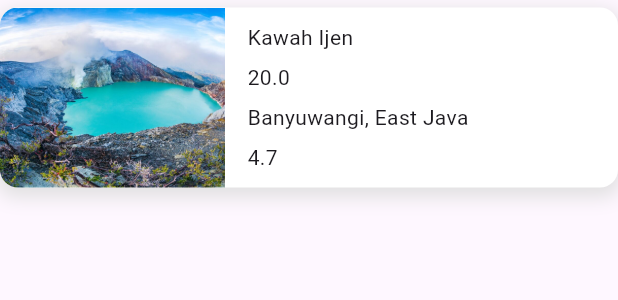
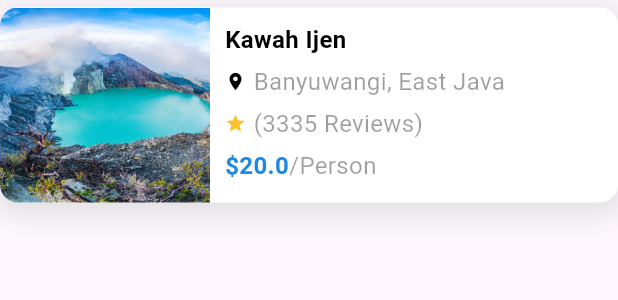
Before and after one commit to IBRHMHMDY/travel_app_ui, a Flutter app: the RecommendationsPlaces widget shown alone on an empty page, opened directly with sample values from the repository, on a phone screen of 412 x 824 dp. Shown: the top 300 px of the screen. Run offline on Flutter 3.47's test engine with Material 3 defaults, Android fonts, the phone set to English and light mode, and no system bars; our stand-ins replace google_fonts.

Commit message:
Finish Style Recommentdation Card in Home Page

```diff
--- a/lib/core/constants/colors.dart
+++ b/lib/core/constants/colors.dart
@@ -2,7 +2,7 @@ import 'package:flutter/material.dart';
 
 class AppColors {
   // الألوان الأساسية
-  static const Color primaryBlue = Color(0xFF0284C7);
+  static const Color primary = Color.fromARGB(255,236,237,239);
   static const Color darkBlue = Color(0xFF0F172A);
   static const Color white = Color(0xFFFFFFFF);
   static const Color black = Color(0xFF000000);
--- a/lib/features/detail/screens/detail_screen.dart
+++ b/lib/features/detail/screens/detail_screen.dart
@@ -1,10 +1,18 @@
 import 'package:flutter/material.dart';
+import 'package:travel_app_ui/core/constants/colors.dart';
+import 'package:travel_app_ui/data/models/tourist_place.dart';
 
-class DetailScreen extends StatelessWidget {
-  const DetailScreen({super.key});
+class DetailScreen extends StatefulWidget {
+  final TouristPlace selectedPlace;
+  const DetailScreen({super.key, required this.selectedPlace});
 
   @override
+  State<DetailScreen> createState() => _DetailScreenState();
+}
+
+class _DetailScreenState extends State<DetailScreen> {
+  @override
   Widget build(BuildContext context) {
-    return Scaffold();
+    return Scaffold(backgroundColor: AppColors.primary);
   }
 }
--- a/lib/features/home/screens/home_screen.dart
+++ b/lib/features/home/screens/home_screen.dart
@@ -1,6 +1,8 @@
 import 'package:flutter/material.dart';
+import 'package:travel_app_ui/core/constants/colors.dart';
 import 'package:travel_app_ui/data/dummy/places_data.dart';
 import 'package:travel_app_ui/data/models/tourist_place.dart';
+import 'package:travel_app_ui/features/detail/screens/detail_screen.dart';
 import 'package:travel_app_ui/features/home/widgets/popular_places.dart';
 import 'package:travel_app_ui/features/home/widgets/recommendations_places.dart';
 import 'package:travel_app_ui/shared/widgets/bottom_bar.dart';
@@ -24,6 +26,7 @@ class _HomeScreenState extends State<HomeScreen> {
   @override
   Widget build(BuildContext context) {
     return Scaffold(
+      backgroundColor: AppColors.primary,
       appBar: AppBar(
         title: Row(
           mainAxisAlignment: MainAxisAlignment.spaceBetween,
@@ -61,14 +64,17 @@ class _HomeScreenState extends State<HomeScreen> {
                   horizontal: 15,
                 ),
                 child: SizedBox(
-                  height: 140,
+                  height: 160,
                   child: ListView.builder(
                     scrollDirection: Axis.horizontal,
                     itemCount: popular.length,
                     itemBuilder: (context, index) => Padding(
                       padding: const EdgeInsets.only(right: 15),
                       child: GestureDetector(
-                        onTap: () {},
+                        onTap: () => MaterialPageRoute(
+                          builder: (_) =>
+                              DetailScreen(selectedPlace: popular[index]),
+                        ),
                         child: PopularPlaces(destination: popular[index]),
                       ),
                     ),
@@ -89,7 +95,10 @@ class _HomeScreenState extends State<HomeScreen> {
                   vertical: 5,
                 ),
                 child: GestureDetector(
-                  onTap: () {},
+                  onTap: () => MaterialPageRoute(
+                    builder: (_) =>
+                        DetailScreen(selectedPlace: recommendation[index]),
+                  ),
                   child: RecommendationsPlaces(
                     destination: recommendation[index],
                   ),
@@ -97,10 +106,7 @@ class _HomeScreenState extends State<HomeScreen> {
               ),
             ),
           ),
-          Align(
-            alignment: Alignment.bottomCenter,
-            child: BottomBar(),
-          )
+          Align(alignment: Alignment.bottomCenter, child: BottomBar()),
         ],
       ),
     );
--- a/lib/features/home/widgets/recommendations_places.dart
+++ b/lib/features/home/widgets/recommendations_places.dart
@@ -10,26 +10,24 @@ class RecommendationsPlaces extends StatelessWidget {
     return Padding(
       padding: const EdgeInsets.symmetric(vertical: 5),
       child: Container(
-        height: 120,
+        height: 130,
         decoration: BoxDecoration(
           borderRadius: BorderRadius.circular(12),
           color: Colors.white,
           boxShadow: [
             BoxShadow(
               color: Colors.grey.shade300, // لون ناعم وشفاف
-              spreadRadius: 2,
-              blurRadius: 10,
+              spreadRadius: 4,
+              blurRadius: 15,
               offset: Offset(0, 4), // يتحرك لأسفل قليلاً
             ),
           ],
         ),
         child: Row(
-          mainAxisAlignment: MainAxisAlignment.start,
-          crossAxisAlignment: CrossAxisAlignment.start,
           children: [
             Container(
-              height: 120,
-              width: 150,
+              height: 130,
+              width: 140,
               decoration: BoxDecoration(
                 borderRadius: BorderRadius.only(
                   topLeft: Radius.circular(12),
@@ -42,15 +40,81 @@ class RecommendationsPlaces extends StatelessWidget {
               ),
             ),
             Padding(
-              padding: const EdgeInsets.symmetric(horizontal: 15, vertical: 10),
-              child: Column(
-                mainAxisAlignment: MainAxisAlignment.spaceBetween,
-                crossAxisAlignment: CrossAxisAlignment.start,
+              padding: const EdgeInsets.all(10),
+              child: Row(
+                mainAxisAlignment: MainAxisAlignment.center,
                 children: [
-                  Text(destination.name),
-                  Text(destination.price.toString()),
-                  Text(destination.location),
-                  Text(destination.rating.toString()),
+                  Column(
+                    crossAxisAlignment: CrossAxisAlignment.start,
+                    children: [
+                      Text(
+                        destination.name,
+                        style: TextStyle(
+                          color: Colors.black,
+                          fontSize: 16,
+                          fontWeight: FontWeight.w700,
+                        ),
+                      ),
+                      SizedBox(height: 5),
+                      Row(
+                        children: [
+                          Icon(
+                            Icons.location_on,
+                            size: 14,
+                            color: Colors.black,
+                          ),
+                          SizedBox(width: 5),
+                          Text(
+                            destination.location,
+                            style: TextStyle(
+                              color: Colors.black38,
+                              fontSize: 16,
+                            ),
+                          ),
+                        ],
+                      ),
+                      SizedBox(height: 5),
+                      Row(
+                        children: [
+                          Icon(
+                            Icons.star,
+                            color: Colors.yellow.shade700,
+                            size: 14,
+                          ),
+                          SizedBox(width: 5),
+                          Text(
+                            "(${destination.reviews.toString()} Reviews)",
+                            style: TextStyle(
+                              fontSize: 16,
+                              color: Colors.black38,
+                            ),
+                          ),
+                        ],
+                      ),
+                      SizedBox(height: 5),
+                      Text.rich(
+                        TextSpan(
+                          children: [
+                            TextSpan(
+                              text: "\$${destination.price.toString()}",
+                              style: TextStyle(
+                                color: Colors.blue.shade600,
+                                fontSize: 16,
+                                fontWeight: FontWeight.w600,
+                              ),
+                            ),
+                            TextSpan(
+                              text: "/Person",
+                              style: TextStyle(
+                                fontSize: 16,
+                                color: Colors.black38,
+                              ),
+                            ),
+                          ],
+                        ),
+                      ),
+                    ],
+                  ),
                 ],
               ),
             ),
--- a/lib/routes/app_routes.dart
+++ b/lib/routes/app_routes.dart
@@ -1,5 +1,4 @@
 import 'package:flutter/material.dart';
-import 'package:travel_app_ui/features/detail/screens/detail_screen.dart';
 import 'package:travel_app_ui/features/home/screens/home_screen.dart';
 import 'package:travel_app_ui/features/onboarding/screens/onboarding_screen.dart';
 
@@ -14,8 +13,6 @@ class AppRoutes {
         return MaterialPageRoute(builder: (_) => const OnboardingScreen());
       case home:
         return MaterialPageRoute(builder: (_) => const HomeScreen());
-      case detail:
-        return MaterialPageRoute(builder: (_) => const DetailScreen());
       default:
         return MaterialPageRoute(
           builder: (_) => const Scaffold(
```
